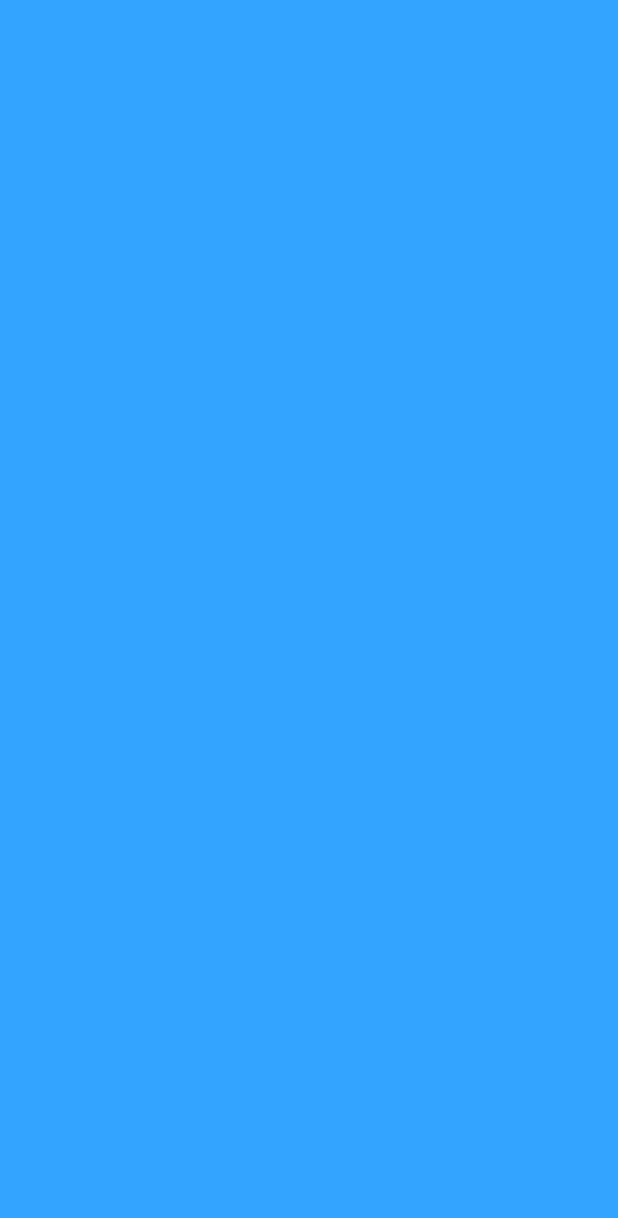
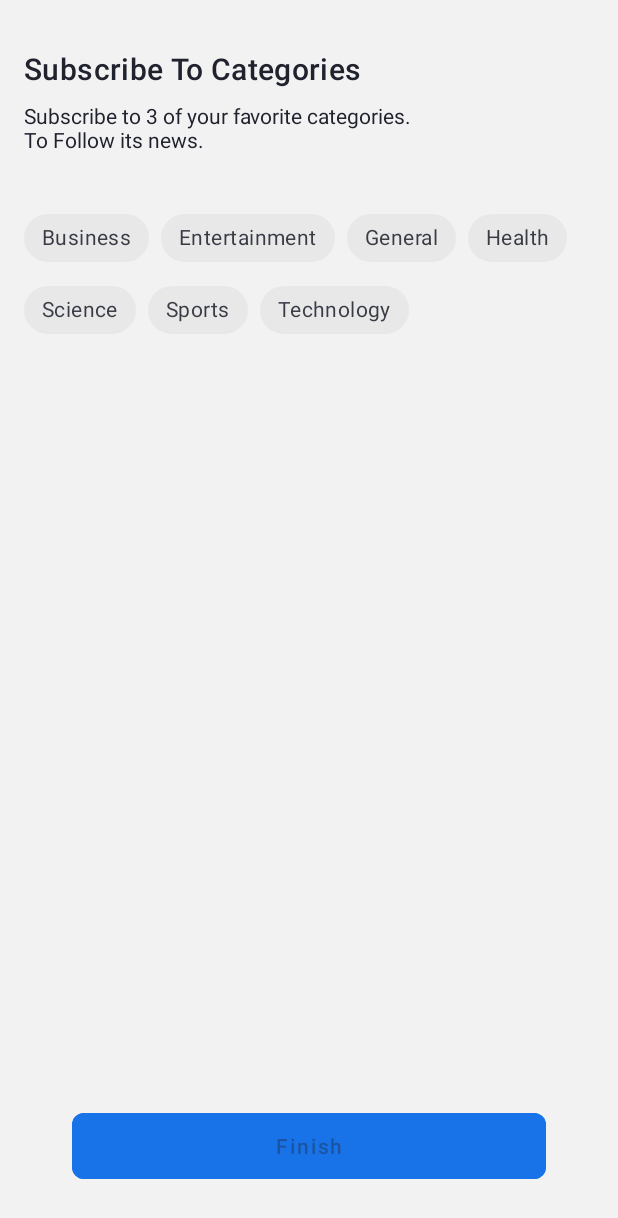
Before and after one commit to i-magdy/News-App, an Android app: the CategoryScreen screen opened through its navigation route, on a phone screen of 412 x 824 dp. Before the commit the part shown is empty. Shown: the top 1218 px of the screen. Run offline under Robolectric (Android 15) with nearby library versions, the phone set to English and light mode, and no system bars; our stand-ins replace Dagger/Hilt's generated code, Room's generated code.

Commit message:
Choose categories

```diff
--- a/app/src/main/java/com/devwarex/news/db/AppDao.kt
+++ b/app/src/main/java/com/devwarex/news/db/AppDao.kt
@@ -25,14 +25,14 @@ interface AppDao {
     @Query("select * from categories")
     fun getCategories(): Flow<List<Category>>
 
-    @Query("select COUNT(isFollowed) from categories")
+    @Query("select COUNT(value) from categories where isFollowed")
     fun getFollowedCategoriesCount(): Flow<Int>
 
     @Query("select * from categories where isFollowed")
     fun getFollowedCategories(): Flow<List<Category>>
 
-    @Update
-    suspend fun updateCategory(category: Category)
+    @Query("update categories set isFollowed = :isChecked where value = :value")
+    suspend fun updateCategory(value: String,isChecked: Boolean)
 
     @Insert(onConflict = OnConflictStrategy.IGNORE)
     suspend fun insertCountry(country: Country)
--- a/app/src/main/java/com/devwarex/news/repos/CategoriesRepo.kt
+++ b/app/src/main/java/com/devwarex/news/repos/CategoriesRepo.kt
@@ -13,6 +13,7 @@ class CategoriesRepo @Inject constructor(
     val followedCategories: Flow<Int> = db.getFollowedCategoriesCount()
     val categories: Flow<List<Category>> = db.getCategories()
 
+    suspend fun updateCategory(value: String,isChecked: Boolean) = db.updateCategory(value,isChecked)
 
     suspend fun insertCategories() = db.insertCategory(Categories.availableCategories)
 
--- a/app/src/main/java/com/devwarex/news/ui/onBoarding/category/CategoryScreen.kt
+++ b/app/src/main/java/com/devwarex/news/ui/onBoarding/category/CategoryScreen.kt
@@ -1,19 +1,77 @@
 package com.devwarex.news.ui.onBoarding.category
 
+import android.os.Build
 import android.os.Bundle
 import android.util.Log
 import android.view.View
+import androidx.core.view.get
 import androidx.fragment.app.Fragment
+import androidx.fragment.app.viewModels
+import androidx.lifecycle.Lifecycle
+import androidx.lifecycle.lifecycleScope
+import androidx.lifecycle.repeatOnLifecycle
 import com.devwarex.news.R
+import com.devwarex.news.db.Category
+import com.google.android.material.button.MaterialButton
+import com.google.android.material.chip.Chip
+import com.google.android.material.chip.ChipGroup
 import dagger.hilt.android.AndroidEntryPoint
+import kotlinx.coroutines.launch
 
 @AndroidEntryPoint
 class CategoryScreen: Fragment(
     R.layout.screen_category
 ) {
-
+    private val viewModel by viewModels<CategoryViewModel>()
     override fun onViewCreated(view: View, savedInstanceState: Bundle?) {
         super.onViewCreated(view, savedInstanceState)
-        Log.e("cate","create")
+        val chipGroup = view.findViewById<ChipGroup>(R.id.categories_chip_group)
+        val finishButton = view.findViewById<MaterialButton>(R.id.finish_button)
+        val lang =  if (Build.VERSION.SDK_INT >= Build.VERSION_CODES.N) {
+            resources.configuration.locales[0].language
+        } else {
+            resources.configuration.locale.language
+        }
+        lifecycleScope.launch {
+            viewLifecycleOwner.lifecycle.repeatOnLifecycle(Lifecycle.State.STARTED){
+                launch {
+                    viewModel.categories.collect{createChips(it,chipGroup,lang = lang)}
+                }
+                launch { viewModel.count.collect{
+                    finishButton.isEnabled = it == 3
+                } }
+            }
+        }
+        finishButton.setOnClickListener { viewModel.finish() }
+    }
+
+    private fun createChips(
+        categories: List<Category>,
+        chipGroup: ChipGroup,
+        lang: String
+    ){
+        chipGroup.removeAllViews()
+        chipGroup.removeAllViewsInLayout()
+        categories.forEach {
+            val chip = Chip(context)
+            chip.isCheckable = true
+            chip.isClickable = true
+            chip.tag = it.value
+            if (lang == "ar"){
+                chip.text = it.name_ar
+            }else{
+                chip.text = it.name_en
+            }
+            if (it.isFollowed){
+                chip.isChecked = true
+                chip.setChipBackgroundColorResource(R.color.blue_200)
+            }
+            chip.setOnCheckedChangeListener { buttonView, isChecked ->
+                val tag = buttonView.tag as String
+                viewModel.updateSubscribedCategory(value = tag,isChecked = isChecked)
+                buttonView.isChecked = !isChecked
+            }
+            chipGroup.addView(chip)
+        }
     }
 }
--- /dev/null
+++ b/app/src/main/java/com/devwarex/news/ui/onBoarding/category/CategoryViewModel.kt
@@ -0,0 +1,52 @@
+package com.devwarex.news.ui.onBoarding.category
+
+import androidx.lifecycle.ViewModel
+import androidx.lifecycle.viewModelScope
+import com.devwarex.news.data.DatastoreImpl
+import com.devwarex.news.repos.CategoriesRepo
+import dagger.hilt.android.lifecycle.HiltViewModel
+import kotlinx.coroutines.launch
+import javax.inject.Inject
+
+@HiltViewModel
+class CategoryViewModel @Inject constructor(
+    private val repo: CategoriesRepo,
+    private val datastore: DatastoreImpl
+): ViewModel() {
+
+    private var _count = -1
+    init {
+        viewModelScope.launch {
+            launch { repo.insertCategories() }
+            launch { repo.followedCategories.collect{ _count = it } }
+        }
+    }
+
+    val categories = repo.categories
+    val count = repo.followedCategories
+
+    fun updateSubscribedCategory(
+        value: String,
+        isChecked: Boolean
+    ) = viewModelScope.launch {
+        if (isChecked){
+            if (_count < 3) {
+                repo.updateCategory(
+                    value = value,
+                    isChecked = true
+                )
+            }
+        }else{
+            repo.updateCategory(
+                value = value,
+                isChecked = false
+            )
+        }
+    }
+
+    fun finish() = viewModelScope.launch {
+        if (_count == 3) {
+            datastore.updateCurrentBoardStep(4)
+        }
+    }
+}
--- a/app/src/main/java/com/devwarex/news/ui/onBoarding/country/CountryScreen.kt
+++ b/app/src/main/java/com/devwarex/news/ui/onBoarding/country/CountryScreen.kt
@@ -27,6 +27,7 @@ class CountryScreen : Fragment(
         super.onViewCreated(view, savedInstanceState)
         val viewModel by viewModels<CountryViewModel>()
         viewModel.getCountries()
+        var isCountrySelected = false
         val selectedCountryTv = view.findViewById<TextView>(R.id.selected_country_tv)
         val recyclerView = view.findViewById<RecyclerView>(R.id.countries_rv)
         recyclerView.layoutManager = LinearLayoutManager(context)
@@ -48,14 +49,17 @@ class CountryScreen : Fragment(
                     selectedCountryTv.text = it.selectedCountry?.let { country ->
                         country.flagSymbol + " " + if (lang == "ar") country.name_ar else country.name_en
                     }
+                    isCountrySelected = it.selectedCountry != null
                 }
             }
         }
         view.findViewById<MaterialButton>(
             R.id.next_button
         ).setOnClickListener {
-            viewModel.next()
-            Navigation.findNavController(view).navigate(R.id.action_navigate_to_category_screen)
+            if (isCountrySelected) {
+                viewModel.next()
+                Navigation.findNavController(view).navigate(R.id.action_navigate_to_category_screen)
+            }
         }
     }
 }
--- a/app/src/main/res/layout/screen_category.xml
+++ b/app/src/main/res/layout/screen_category.xml
@@ -2,6 +2,63 @@
 <androidx.constraintlayout.widget.ConstraintLayout xmlns:android="http://schemas.android.com/apk/res/android"
     android:layout_width="match_parent"
     android:layout_height="match_parent"
-    android:background="@color/blue_400">
+    xmlns:app="http://schemas.android.com/apk/res-auto"
+    android:background="?attr/colorOnBackground">
+
+
+    <TextView
+        android:id="@+id/subscribe_category_title_tv"
+        android:layout_width="0dp"
+        android:layout_height="wrap_content"
+        android:text="@string/subscribe_title"
+        app:layout_constraintVertical_bias="0"
+        android:layout_marginStart="16dp"
+        android:layout_marginEnd="16dp"
+        android:layout_marginTop="32dp"
+        android:textAppearance="?attr/textAppearanceHeadline6"
+        app:layout_constraintBottom_toBottomOf="parent"
+        app:layout_constraintEnd_toEndOf="parent"
+        app:layout_constraintStart_toStartOf="parent"
+        app:layout_constraintTop_toTopOf="parent" />
+
+    <TextView
+        android:id="@+id/subscribe_category_message_tv"
+        android:layout_width="0dp"
+        android:layout_height="wrap_content"
+        android:layout_marginTop="8dp"
+        android:text="@string/subscribe_message"
+        app:layout_constraintEnd_toEndOf="@+id/subscribe_category_title_tv"
+        app:layout_constraintStart_toStartOf="@+id/subscribe_category_title_tv"
+        app:layout_constraintTop_toBottomOf="@+id/subscribe_category_title_tv" />
+
+    <com.google.android.material.chip.ChipGroup
+        android:id="@+id/categories_chip_group"
+        android:layout_width="0dp"
+        android:layout_height="wrap_content"
+        app:layout_constraintVertical_bias="0"
+        android:layout_marginStart="16dp"
+        android:layout_marginEnd="16dp"
+        android:layout_marginTop="32dp"
+        app:layout_constraintBottom_toTopOf="@+id/finish_button"
+        app:layout_constraintEnd_toEndOf="parent"
+        app:layout_constraintStart_toStartOf="parent"
+        app:layout_constraintTop_toBottomOf="@+id/subscribe_category_message_tv" />
+
+    <com.google.android.material.button.MaterialButton
+        android:id="@+id/finish_button"
+        android:layout_width="0dp"
+        android:layout_height="wrap_content"
+        android:layout_marginStart="48dp"
+        android:layout_marginEnd="48dp"
+        android:layout_marginBottom="32dp"
+        android:backgroundTint="?attr/colorSecondary"
+        android:elevation="8dp"
+        android:minHeight="56dp"
+        android:text="@string/finish_title"
+        android:textAllCaps="false"
+        app:cornerRadius="8dp"
+        app:layout_constraintBottom_toBottomOf="parent"
+        app:layout_constraintEnd_toEndOf="parent"
+        app:layout_constraintStart_toStartOf="parent" />
 
 </androidx.constraintlayout.widget.ConstraintLayout>
--- a/app/src/main/res/values/strings.xml
+++ b/app/src/main/res/values/strings.xml
@@ -4,11 +4,14 @@
     <string name="welcome_message">Welcome to News App</string>
     <string name="welcome_headline">Locate articles and breaking news headlines from news sources and blogs across the web</string>
     <string name="follow_country_title">Follow a Country</string>
-    <string name="follow_country_message">Please select a country from list</string>
+    <string name="follow_country_message">Please select a country from list.</string>
+    <string name="subscribe_title">Subscribe To Categories</string>
+    <string name="subscribe_message">Subscribe to 3 of your favorite categories.\nTo Follow it\s news.</string>
     <string name="select_language_title">Select Language</string>
     <string name="start_button_title">Let\'s start</string>
     <string name="arabic_title">Arabic</string>
     <string name="english_title">English</string>
     <string name="selected_country_title">Selected Country:</string>
     <string name="next_title">Next</string>
+    <string name="finish_title">Finish</string>
 </resources>
```
